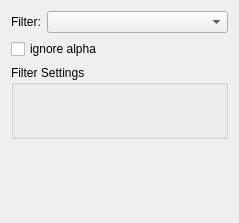
Old version of the form krita/plugins/paintops/libpaintop/wdgfilteroption.ui in the repository KDE/krita.
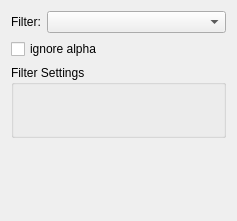
New version of the form. Custom widgets are drawn as their Qt base class.

Commit message: Changed the UI which contains labels and textfields into QFormLayout to set alignment issues

Diff of the .ui file:
```diff
--- a/krita/plugins/paintops/libpaintop/wdgfilteroption.ui
+++ b/krita/plugins/paintops/libpaintop/wdgfilteroption.ui
@@ -6,23 +6,21 @@
    <rect>
     <x>0</x>
     <y>0</y>
-    <width>239</width>
-    <height>223</height>
+    <width>237</width>
+    <height>221</height>
    </rect>
   </property>
-  <layout class="QGridLayout" name="gridLayout">
-   <item row="0" column="0">
     <layout class="QVBoxLayout" name="verticalLayout">
      <item>
-      <layout class="QHBoxLayout" name="horizontalLayout">
-       <item>
+    <layout class="QFormLayout" name="formLayout">
+     <item row="0" column="0">
         <widget class="QLabel" name="label">
          <property name="text">
           <string>Filter:</string>
          </property>
         </widget>
        </item>
-       <item>
+     <item row="0" column="1">
         <widget class="KisCmbIDList" name="filtersList">
          <property name="sizePolicy">
           <sizepolicy hsizetype="MinimumExpanding" vsizetype="Fixed">
@@ -41,9 +39,7 @@
        </property>
       </widget>
      </item>
-    </layout>
-   </item>
-   <item row="1" column="0">
+   <item>
     <widget class="QGroupBox" name="grpFilterOptions">
      <property name="sizePolicy">
       <sizepolicy hsizetype="Expanding" vsizetype="Expanding">
@@ -56,7 +52,7 @@
      </property>
     </widget>
    </item>
-   <item row="2" column="0">
+   <item>
     <spacer name="verticalSpacer">
      <property name="orientation">
       <enum>Qt::Vertical</enum>
```
Lines whose indentation alone changed are shown as unchanged. The commit also changes 91 other files.
